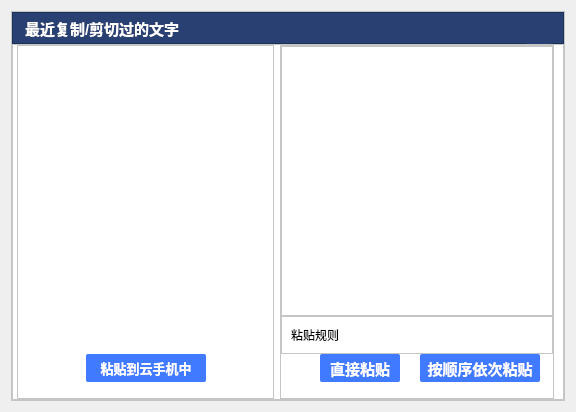
Old version of the form recentcopycutcontentdialog.ui in the repository ZhouMei20220810/TEST.
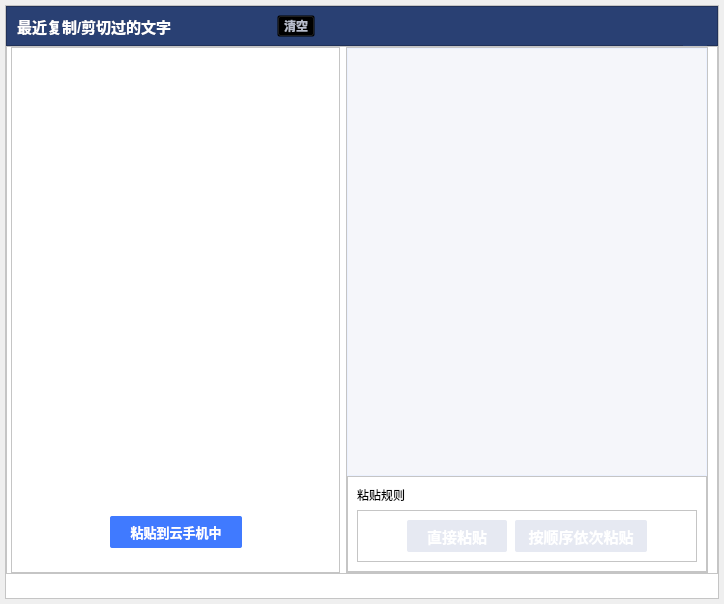
New version of the form. Icons and pictures are not drawn.

Commit message: 清空列表和缓存记录

What changed in the file:
```diff
--- a/recentcopycutcontentdialog.ui
+++ b/recentcopycutcontentdialog.ui
@@ -6,14 +6,29 @@
    <rect>
     <x>0</x>
     <y>0</y>
-    <width>576</width>
-    <height>412</height>
+    <width>724</width>
+    <height>604</height>
    </rect>
   </property>
   <property name="windowTitle">
    <string>Dialog</string>
   </property>
   <layout class="QHBoxLayout" name="horizontalLayout">
+   <property name="spacing">
+    <number>0</number>
+   </property>
+   <property name="leftMargin">
+    <number>5</number>
+   </property>
+   <property name="topMargin">
+    <number>5</number>
+   </property>
+   <property name="rightMargin">
+    <number>5</number>
+   </property>
+   <property name="bottomMargin">
+    <number>5</number>
+   </property>
    <item>
     <widget class="QFrame" name="frame">
      <property name="styleSheet">
@@ -39,20 +54,20 @@
        <number>0</number>
       </property>
       <property name="bottomMargin">
-       <number>0</number>
+       <number>24</number>
       </property>
       <item>
        <widget class="QFrame" name="frame_2">
         <property name="minimumSize">
          <size>
           <width>0</width>
-          <height>32</height>
+          <height>40</height>
          </size>
         </property>
         <property name="maximumSize">
          <size>
           <width>16777215</width>
-          <height>32</height>
+          <height>40</height>
          </size>
         </property>
         <property name="palette">
@@ -157,19 +172,19 @@
         </property>
         <layout class="QHBoxLayout" name="horizontalLayout_2">
          <property name="spacing">
-          <number>0</number>
+          <number>105</number>
          </property>
          <property name="leftMargin">
-          <number>12</number>
+          <number>10</number>
          </property>
          <property name="topMargin">
-          <number>0</number>
+          <number>8</number>
          </property>
          <property name="rightMargin">
-          <number>12</number>
+          <number>10</number>
          </property>
          <property name="bottomMargin">
-          <number>0</number>
+          <number>8</number>
          </property>
          <item>
           <widget class="QLabel" name="label">
@@ -294,14 +309,37 @@
           </widget>
          </item>
          <item>
-          <spacer name="horizontalSpacer">
+          <widget class="QToolButton" name="toolBtnClear">
+           <property name="styleSheet">
+            <string notr="true">QToolButton{color:#B8BDCC;font-size:12px;font-weight:bold;background:transparent;}</string>
+           </property>
+           <property name="text">
+            <string>清空</string>
+           </property>
+           <property name="icon">
+            <iconset resource="res.qrc">
+             <normaloff>:/main/resource/main/copyDel.png</normaloff>:/main/resource/main/copyDel.png</iconset>
+           </property>
+           <property name="iconSize">
+            <size>
+             <width>24</width>
+             <height>24</height>
+            </size>
+           </property>
+           <property name="toolButtonStyle">
+            <enum>Qt::ToolButtonTextBesideIcon</enum>
+           </property>
+          </widget>
+         </item>
+         <item>
+          <spacer name="horizontalSpacer_7">
            <property name="orientation">
             <enum>Qt::Horizontal</enum>
            </property>
            <property name="sizeHint" stdset="0">
             <size>
-             <width>507</width>
-             <height>9</height>
+             <width>124</width>
+             <height>19</height>
             </size>
            </property>
           </spacer>
@@ -400,7 +438,7 @@
              <number>0</number>
             </property>
             <property name="bottomMargin">
-             <number>16</number>
+             <number>24</number>
             </property>
             <item>
              <widget class="QListWidget" name="listWidget">
@@ -428,14 +466,14 @@
                <widget class="QPushButton" name="btnCopyToPhone">
                 <property name="minimumSize">
                  <size>
-                  <width>120</width>
-                  <height>28</height>
+                  <width>132</width>
+                  <height>32</height>
                  </size>
                 </property>
                 <property name="maximumSize">
                  <size>
-                  <width>16777215</width>
-                  <height>16777215</height>
+                  <width>132</width>
+                  <height>32</height>
                  </size>
                 </property>
                 <property name="font">
@@ -528,7 +566,12 @@
              <number>0</number>
             </property>
             <item>
-             <widget class="QPlainTextEdit" name="plainTextEdit"/>
+             <widget class="QPlainTextEdit" name="plainTextEdit">
+              <property name="styleSheet">
+               <string notr="true">background-color:#F5F6FA;
+border: 1px solid #EBF1FF;</string>
+              </property>
+             </widget>
             </item>
             <item>
              <widget class="QFrame" name="frame_6">
@@ -546,19 +589,20 @@
                  </property>
                 </widget>
                </item>
-              </layout>
-             </widget>
-            </item>
             <item>
-             <layout class="QHBoxLayout" name="horizontalLayout_4">
+                <widget class="QFrame" name="frame_7">
+                 <property name="frameShape">
+                  <enum>QFrame::StyledPanel</enum>
+                 </property>
+                 <property name="frameShadow">
+                  <enum>QFrame::Raised</enum>
+                 </property>
+                 <layout class="QHBoxLayout" name="horizontalLayout_6">
               <property name="spacing">
-               <number>20</number>
-              </property>
-              <property name="bottomMargin">
-               <number>16</number>
+                   <number>8</number>
               </property>
               <item>
-               <spacer name="horizontalSpacer_4">
+                   <spacer name="horizontalSpacer">
                 <property name="orientation">
                  <enum>Qt::Horizontal</enum>
                 </property>
@@ -574,14 +618,14 @@
                <widget class="QPushButton" name="btnDirectCopy">
                 <property name="minimumSize">
                  <size>
-                  <width>80</width>
-                  <height>28</height>
+                      <width>100</width>
+                      <height>32</height>
                  </size>
                 </property>
                 <property name="maximumSize">
                  <size>
-                  <width>80</width>
-                  <height>28</height>
+                      <width>100</width>
+                      <height>32</height>
                  </size>
                 </property>
                 <property name="font">
@@ -597,23 +641,23 @@
                  <string notr="true"> QPushButton {
      border: 0px solid #555764;
      border-radius:2px;
-	 background-color: #FF407AFF;
+	 background-color: #E6E9F2;
 	 color:#FFFFFFFF;
  }
 QPushButton:hover
 {
 	border:0px solid  #FF27282B;
-	background-color: #FF407AFF;
+	background-color: #E6E9F2;
 }
  QPushButton:pressed {
      border: 0px solid #555764;
      border-radius: 2px;
-	 background-color: #FF407AFF;
+	 background-color: #E6E9F2;
 	 color:#FFFFFFFF;
  }
 QPushButton:disabled
 {
- background-color: #FF407AFF;
+ background-color: #E6E9F2;
  color:#FFFFFFFF;
 }
 
@@ -635,14 +679,14 @@
                <widget class="QPushButton" name="btnCopyByOrder">
                 <property name="minimumSize">
                  <size>
-                  <width>120</width>
-                  <height>28</height>
+                      <width>132</width>
+                      <height>32</height>
                  </size>
                 </property>
                 <property name="maximumSize">
                  <size>
-                  <width>80</width>
-                  <height>28</height>
+                      <width>132</width>
+                      <height>32</height>
                  </size>
                 </property>
                 <property name="font">
@@ -658,7 +702,7 @@
                  <string notr="true"> QPushButton {
      border: 0px solid #555764;
      border-radius:2px;
-	 background-color: #FF407AFF;
+	 background-color: #E6E9F2;
 	 color:#FFFFFFFF;
  }
 QPushButton:hover
@@ -669,12 +713,12 @@
  QPushButton:pressed {
      border: 0px solid #555764;
      border-radius: 2px;
-	 background-color: #FF407AFF;
+	 background-color: #E6E9F2;
 	 color:#FFFFFFFF;
  }
 QPushButton:disabled
 {
- background-color: #FF407AFF;
+ background-color: #E6E9F2;
  color:#FFFFFFFF;
 }
 
@@ -693,19 +737,23 @@
                </widget>
               </item>
               <item>
-               <spacer name="horizontalSpacer_5">
+                   <spacer name="horizontalSpacer_6">
                 <property name="orientation">
                  <enum>Qt::Horizontal</enum>
                 </property>
                 <property name="sizeHint" stdset="0">
                  <size>
-                  <width>13</width>
+                      <width>40</width>
                   <height>20</height>
                  </size>
                 </property>
                </spacer>
               </item>
              </layout>
+                </widget>
+               </item>
+              </layout>
+             </widget>
             </item>
            </layout>
           </widget>
```
Lines whose indentation alone changed are shown as unchanged. The commit also changes 8 other files.
